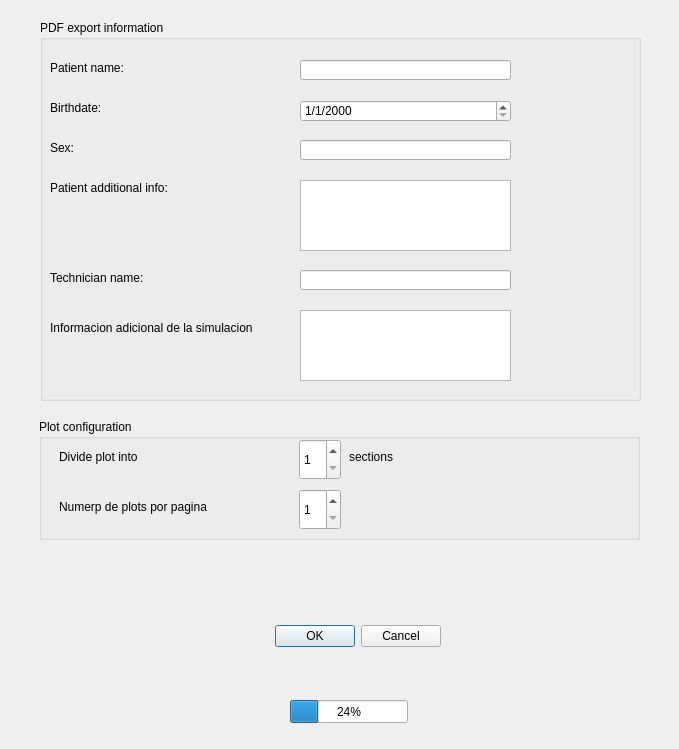
Before: the Qt Designer form prueba.ui in gastonashby/Servoglu, drawn with Qt 5.
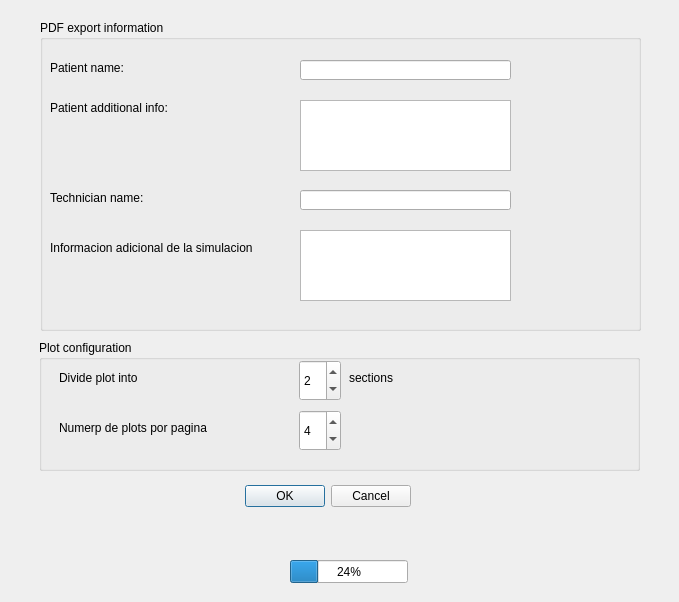
After: the same form once the commit is applied.

What changed in the file:
```diff
--- a/prueba.ui
+++ b/prueba.ui
@@ -7,7 +7,7 @@
     <x>0</x>
     <y>0</y>
     <width>679</width>
-    <height>749</height>
+    <height>602</height>
    </rect>
   </property>
   <property name="windowTitle">
@@ -19,8 +19,8 @@
   <widget class="QDialogButtonBox" name="buttonBox">
    <property name="geometry">
     <rect>
-     <x>100</x>
-     <y>620</y>
+     <x>70</x>
+     <y>480</y>
      <width>341</width>
      <height>32</height>
     </rect>
@@ -38,7 +38,7 @@
      <x>40</x>
      <y>20</y>
      <width>601</width>
-     <height>381</height>
+     <height>311</height>
     </rect>
    </property>
    <property name="title">
@@ -67,60 +67,11 @@
      </rect>
     </property>
    </widget>
-   <widget class="QLabel" name="label_2">
-    <property name="geometry">
-     <rect>
-      <x>10</x>
-      <y>120</y>
-      <width>141</width>
-      <height>16</height>
-     </rect>
-    </property>
-    <property name="text">
-     <string>Sex:</string>
-    </property>
-   </widget>
-   <widget class="QLineEdit" name="SexInput">
-    <property name="geometry">
-     <rect>
-      <x>260</x>
-      <y>120</y>
-      <width>211</width>
-      <height>20</height>
-     </rect>
-    </property>
-   </widget>
-   <widget class="QLabel" name="label_8">
-    <property name="geometry">
-     <rect>
-      <x>10</x>
-      <y>80</y>
-      <width>141</width>
-      <height>16</height>
-     </rect>
-    </property>
-    <property name="text">
-     <string>Birthdate:</string>
-    </property>
-   </widget>
-   <widget class="QDateEdit" name="birthdateInput">
-    <property name="geometry">
-     <rect>
-      <x>260</x>
-      <y>80</y>
-      <width>211</width>
-      <height>22</height>
-     </rect>
-    </property>
-    <property name="displayFormat">
-     <string>d/M/yyyy</string>
-    </property>
-   </widget>
    <widget class="QLabel" name="label_3">
     <property name="geometry">
      <rect>
       <x>10</x>
-      <y>160</y>
+      <y>80</y>
       <width>241</width>
       <height>16</height>
      </rect>
@@ -133,7 +84,7 @@
     <property name="geometry">
      <rect>
       <x>10</x>
-      <y>300</y>
+      <y>220</y>
       <width>241</width>
       <height>16</height>
      </rect>
@@ -146,7 +97,7 @@
     <property name="geometry">
      <rect>
       <x>10</x>
-      <y>250</y>
+      <y>170</y>
       <width>171</width>
       <height>16</height>
      </rect>
@@ -159,7 +110,7 @@
     <property name="geometry">
      <rect>
       <x>260</x>
-      <y>250</y>
+      <y>170</y>
       <width>211</width>
       <height>20</height>
      </rect>
@@ -169,7 +120,7 @@
     <property name="geometry">
      <rect>
       <x>260</x>
-      <y>290</y>
+      <y>210</y>
       <width>211</width>
       <height>71</height>
      </rect>
@@ -179,7 +130,7 @@
     <property name="geometry">
      <rect>
       <x>260</x>
-      <y>160</y>
+      <y>80</y>
       <width>211</width>
       <height>71</height>
      </rect>
@@ -203,9 +154,9 @@
    <property name="geometry">
     <rect>
      <x>39</x>
-     <y>419</y>
+     <y>340</y>
      <width>601</width>
-     <height>121</height>
+     <height>131</height>
     </rect>
    </property>
    <property name="title">
@@ -255,6 +206,9 @@
     <property name="maximum">
      <number>10</number>
     </property>
+    <property name="value">
+     <number>2</number>
+    </property>
    </widget>
    <widget class="QSpinBox" name="spinBox_2">
     <property name="geometry">
@@ -274,6 +228,9 @@
     <property name="maximum">
      <number>10</number>
     </property>
+    <property name="value">
+     <number>4</number>
+    </property>
    </widget>
    <widget class="QLabel" name="label_10">
     <property name="geometry">
@@ -293,7 +250,7 @@
    <property name="geometry">
     <rect>
      <x>290</x>
-     <y>700</y>
+     <y>560</y>
      <width>118</width>
      <height>23</height>
     </rect>
```
Left out of the diff: 13 changed lines with no effect on the pictures.
